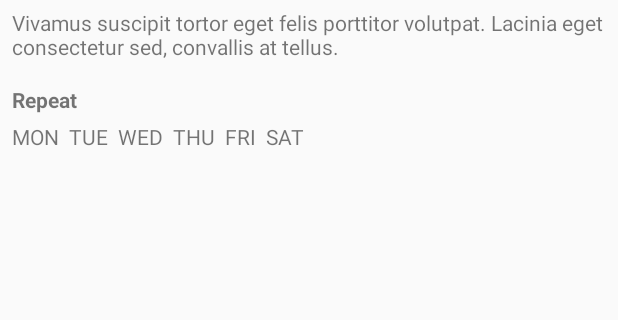
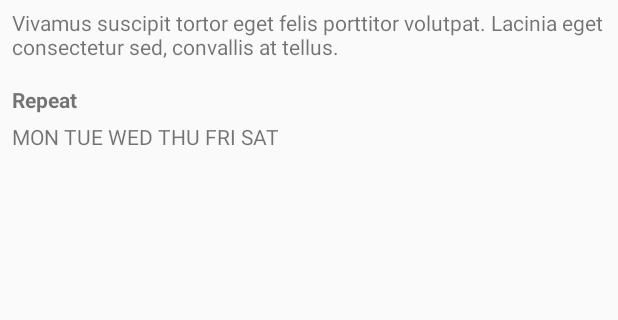
Before and after one commit to NERDYLIZARD/HabbitTrigger, an Android app: the screen it shows after launch (TriggerDetailActivity), on a phone screen of 412 x 824 dp, the part 125-445 px from its top. Run offline under Robolectric (Android 15) with nearby library versions, the phone set to English and light mode, and no system bars.

Commit message:
formatted repeating days for rendering

```diff
--- a/app/src/main/java/com/example/hoppies/habbittrigger/TriggerDetailFragment.java
+++ b/app/src/main/java/com/example/hoppies/habbittrigger/TriggerDetailFragment.java
@@ -62,10 +62,10 @@ public class TriggerDetailFragment extends Fragment
 
 
     /*repeating days*/
-    List<String> stringDays = new ArrayList<>(Arrays.asList(trigger.days));
-    final boolean[] days = getBooleanDays(stringDays);
+    List<String> days = new ArrayList<>(Arrays.asList(trigger.days));
+    final boolean[] booleanDays = getBooleanDays(days);
     TextView repeatingDays = view.findViewById(R.id.repeatingDays);
-    repeatingDays.setText(getDaysRenderingFormat(stringDays));
+    repeatingDays.setText(getDaysRenderingFormat(booleanDays));
 
     final LinearLayout repeatingDaysWrapper = view.findViewById(R.id.repeatingDaysWrapper);
     repeatingDaysWrapper.setOnClickListener(new View.OnClickListener()
@@ -74,7 +74,7 @@ public class TriggerDetailFragment extends Fragment
       public void onClick(View view)
       {
         // open checkbox dialog
-        DaySelectionDialogFragment daySelectionDialogFragment = DaySelectionDialogFragment.newInstance(days);
+        DaySelectionDialogFragment daySelectionDialogFragment = DaySelectionDialogFragment.newInstance(booleanDays);
         daySelectionDialogFragment.show(TriggerDetailFragment.this.getChildFragmentManager(), "day_selection_dialog");
       }
     });
@@ -158,19 +158,56 @@ public class TriggerDetailFragment extends Fragment
   }
 
 
-  // TODO: change parameter to boolean, easy to format as Everyday, weekday, weekend
-  private String getDaysRenderingFormat(List<String> days)
+  /**
+   * Create rendering format of days by concatenating abbreviation of days
+   * <p>
+   * Format: MON TUE ... SUN / EVERY DAY
+   *
+   * @param booleanDays Booleans' array represents days
+   * @return Concatenation of Abbreviation of days
+   */
+  private String getDaysRenderingFormat(boolean[] booleanDays)
   {
+    if (booleanDays[0] && booleanDays[1] && booleanDays[2] && booleanDays[3]
+            && booleanDays[4] && booleanDays[5] && booleanDays[6])
+      return "EVERY DAY";
+
     StringBuilder daysRenderingFormat = new StringBuilder();
-    for (String day : days)
-      daysRenderingFormat.append(getDayAbbreviation(day)).append("  ");
+    for (int i = 0; i < 7; ++i) {
+      if (booleanDays[i])
+        daysRenderingFormat.append(getDayAbbreviation(i)).append(" ");
+    }
     return daysRenderingFormat.toString();
   }
 
 
-  private String getDayAbbreviation(String day)
+  /**
+   * Obtain abbreviation of day.
+   * <p>
+   * 0 - MON, 1 - TUE, ... , 6 - SUN
+   *
+   * @param day Integer represents day
+   * @return Abbreviation of day.
+   */
+  private String getDayAbbreviation(int day)
   {
-    return day.substring(0, 3).toUpperCase();
+    switch (day) {
+      case 0:
+        return "MON";
+      case 1:
+        return "TUE";
+      case 2:
+        return "WED";
+      case 3:
+        return "THU";
+      case 4:
+        return "FRI";
+      case 5:
+        return "SAT";
+      case 6:
+        return "SUN";
+    }
+    return "";
   }
 
 
@@ -195,8 +232,7 @@ public class TriggerDetailFragment extends Fragment
   {
     if (getView() != null) {
       TextView repeatingDays = getView().findViewById(R.id.repeatingDays);
-      ArrayList<String> days = getStringDays(booleanDays);
-      repeatingDays.setText(getDaysRenderingFormat(days));
+      repeatingDays.setText(getDaysRenderingFormat(booleanDays));
     }
   }
 
--- a/app/src/main/res/layout/fragment_trigger_detail.xml
+++ b/app/src/main/res/layout/fragment_trigger_detail.xml
@@ -13,7 +13,6 @@
       android:layout_height="wrap_content"
       android:orientation="vertical">
 
-      <!--Todo embedded in ListView-->
 
       <LinearLayout
         android:id="@+id/triggerTitleWrapper"
```
